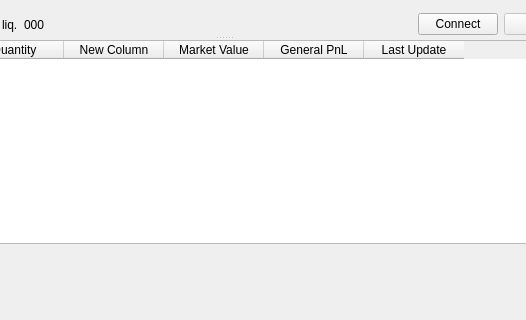
Old version of the form UI/MainWindow.ui in the repository colaisr/algotrader; both pictures show x 147 to 673 and y 0 to 320 of the 770 by 421 pixel window.
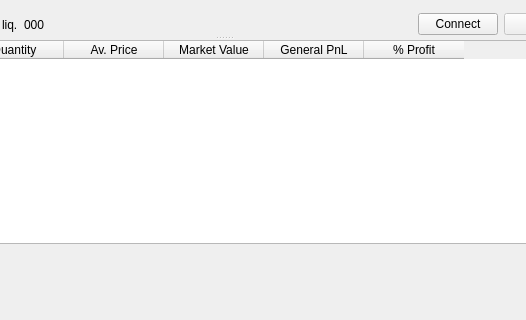
New version of the form.

Commit message: UI started separate workers created

Diff of the .ui file:
```diff
--- a/UI/MainWindow.ui
+++ b/UI/MainWindow.ui
@@ -101,6 +101,15 @@
       <property name="text">
        <string>Stock</string>
       </property>
+      <property name="foreground">
+       <brush brushstyle="NoBrush">
+        <color alpha="255">
+         <red>0</red>
+         <green>0</green>
+         <blue>0</blue>
+        </color>
+       </brush>
+      </property>
      </column>
      <column>
       <property name="text">
@@ -109,7 +118,7 @@
      </column>
      <column>
       <property name="text">
-       <string>New Column</string>
+       <string>Av. Price</string>
       </property>
      </column>
      <column>
@@ -124,7 +133,7 @@
      </column>
      <column>
       <property name="text">
-       <string>Last Update</string>
+       <string>% Profit</string>
       </property>
      </column>
     </widget>
```
The commit also changes 2 other files.
